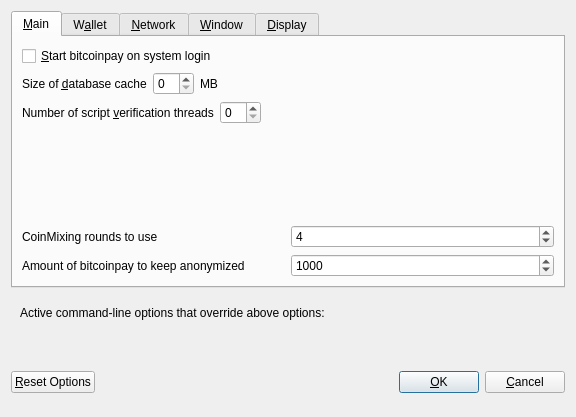
First picture: the form in src/qt/forms/optionsdialog.ui, repository admecoin/bitcoinpay, before the edit.
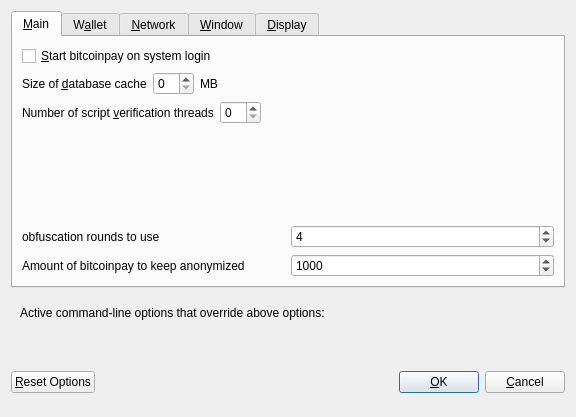
Second picture: the form after the edit. Custom widgets are drawn as their Qt base class.

```diff
--- a/src/qt/forms/optionsdialog.ui
+++ b/src/qt/forms/optionsdialog.ui
@@ -138,7 +138,7 @@
             <string>This setting determines the amount of individual masternodes that an input will be anonymized through.&lt;br/&gt;More rounds of anonymization gives a higher degree of privacy, but also costs more in fees.</string>
            </property>
            <property name="text">
-            <string>CoinMixing rounds to use</string>
+            <string>obfuscation rounds to use</string>
            </property>
           </widget>
          </item>
```
Left out of the diff: 4 changed lines with no effect on the pictures.
